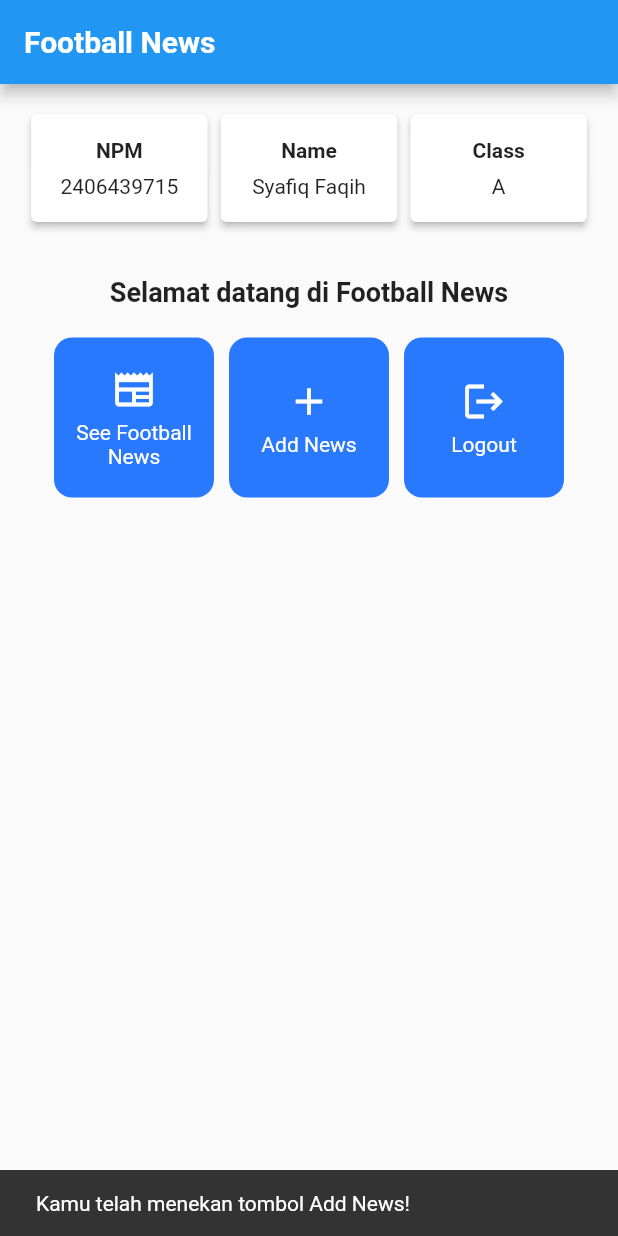
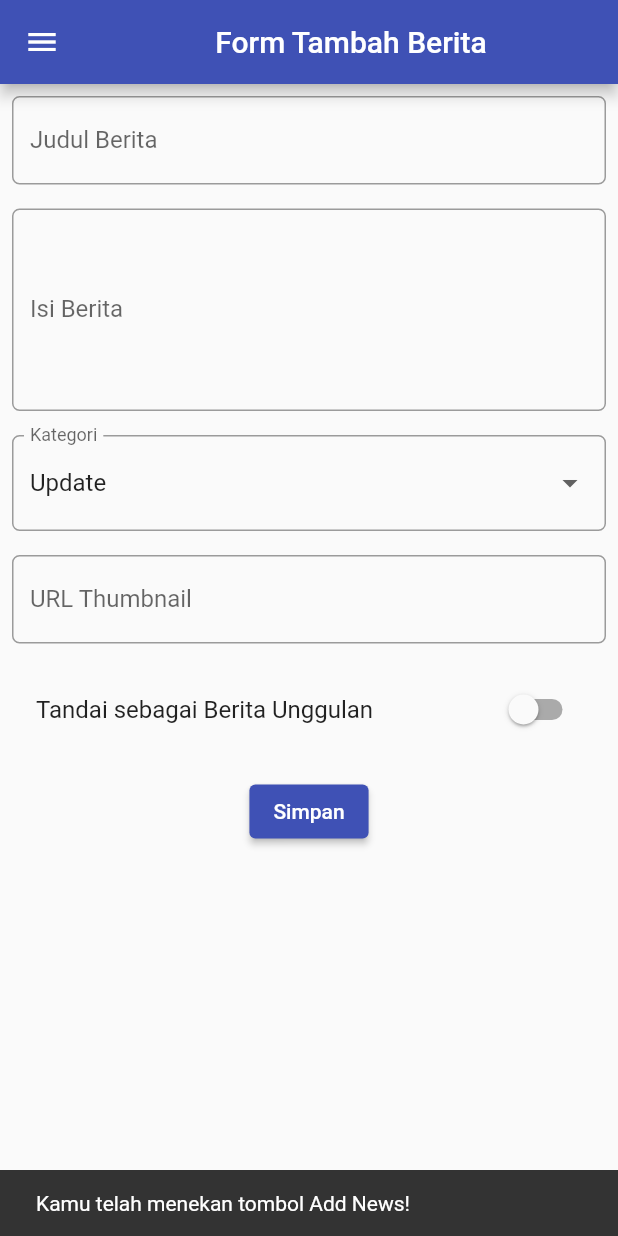
Before and after one commit to syafiq-f/football-news-mobile, a Flutter app: the screen it shows after launch, after a tap on "Add News", on a phone screen of 412 x 824 dp. Run offline on Flutter 3.47's test engine with Material 3 defaults, Android fonts, the phone set to English and light mode, and no system bars.

Commit message:
TUTORIAL 2 DONE

```diff
--- a/lib/main.dart
+++ b/lib/main.dart
@@ -1,5 +1,5 @@
 import 'package:flutter/material.dart';
-import 'package:football_news/menu.dart';
+import 'package:football_news/screens/menu.dart';
 
 void main() {
   runApp(const MyApp());
--- a/lib/menu.dart
+++ /dev/null
@@ -1,166 +0,0 @@
-import 'package:flutter/material.dart';
-class MyHomePage extends StatelessWidget {
-  MyHomePage({super.key});
-
-  final String nama = "Syafiq Faqih";
-  final String npm = "2406439715";
-  final String kelas = "A";
-
-  final List<ItemHomepage> items = [
-    ItemHomepage("See Football News", Icons.newspaper),
-    ItemHomepage("Add News", Icons.add),
-    ItemHomepage("Logout", Icons.logout),
-  ];
-
-  @override
-  Widget build(BuildContext context) {
-    return Scaffold(
-      appBar: AppBar(
-        title: const Text(
-          'Football News',
-          style: TextStyle(
-            color: Colors.white,
-            fontWeight: FontWeight.bold,
-          ),
-        ),
-        backgroundColor: Theme.of(context).colorScheme.primary,
-      ),
-      body: Padding(
-        padding: const EdgeInsets.all(16.0),
-        child: Column(
-          crossAxisAlignment: CrossAxisAlignment.center,
-          children: [
-            Row(
-              mainAxisAlignment: MainAxisAlignment.spaceEvenly,
-              children: [
-                InfoCard(title: 'NPM', content: npm),
-                InfoCard(title: 'Name', content: nama),
-                InfoCard(title: 'Class', content: kelas),
-              ],
-            ),
-
-            const SizedBox(height: 16.0),
-
-            Center(
-              child: Column(
-                children: [
-                  const Padding(
-                    padding: EdgeInsets.only(top: 16.0),
-                    child: Text(
-                      'Selamat datang di Football News',
-                      style: TextStyle(
-                        fontWeight: FontWeight.bold,
-                        fontSize: 18.0,
-                      ),
-                    ),
-                  ),
-
-                  GridView.count(
-                    primary: true,
-                    padding: const EdgeInsets.all(20),
-                    crossAxisSpacing: 10,
-                    mainAxisSpacing: 10,
-                    crossAxisCount: 3,
-                    shrinkWrap: true,
-                    children: items.map((ItemHomepage item) {
-                      return ItemCard(item);
-                    }).toList(),
-                  ),
-                ],
-              ),
-            ),
-          ],
-        ),
-      ),
-    );
-  }
-}
-
-
-class InfoCard extends StatelessWidget {
-  final String title;
-  final String content;
-
-  const InfoCard({super.key, required this.title, required this.content});
-
-  @override
-  Widget build(BuildContext context) {
-    return Card(
-      elevation: 2.0,
-      child: Container(
-        width: MediaQuery.of(context).size.width / 3.5,
-        padding: const EdgeInsets.all(16.0),
-        child: Column(
-          children: [
-            Text(
-              title,
-              style: const TextStyle(fontWeight: FontWeight.bold),
-            ),
-            const SizedBox(height: 8.0),
-            Text(content),
-          ],
-        ),
-      ),
-    );
-  }
-}
-
-
-class ItemHomepage {
-  final String name;
-  final IconData icon;
-
-  ItemHomepage(this.name, this.icon);
-}
-
-// ===================================================================
-// Reusable component: ItemCard
-// ===================================================================
-
-class ItemCard extends StatelessWidget {
-  // Menampilkan kartu dengan ikon dan nama.
-  final ItemHomepage item;
-
-  const ItemCard(this.item, {super.key});
-
-  @override
-  Widget build(BuildContext context) {
-    return Material(
-      color: Theme.of(context).colorScheme.secondary,
-      borderRadius: BorderRadius.circular(12),
-      child: InkWell(
-        onTap: () {
-          // Menampilkan pesan SnackBar saat kartu ditekan.
-          ScaffoldMessenger.of(context)
-            ..hideCurrentSnackBar()
-            ..showSnackBar(
-              SnackBar(
-                content: Text("Kamu telah menekan tombol ${item.name}!"),
-              ),
-            );
-        },
-        child: Container(
-          padding: const EdgeInsets.all(8),
-          child: Center(
-            child: Column(
-              mainAxisAlignment: MainAxisAlignment.center,
-              children: [
-                Icon(
-                  item.icon,
-                  color: Colors.white,
-                  size: 30.0,
-                ),
-                const Padding(padding: EdgeInsets.all(3)),
-                Text(
-                  item.name,
-                  textAlign: TextAlign.center,
-                  style: const TextStyle(color: Colors.white),
-                ),
-              ],
-            ),
-          ),
-        ),
-      ),
-    );
-  }
-}
--- /dev/null
+++ b/lib/screens/menu.dart
@@ -0,0 +1,95 @@
+import 'package:flutter/material.dart';
+import 'package:football_news/widgets/left_drawer.dart';
+import 'package:football_news/widgets/news_card.dart';
+
+class MyHomePage extends StatelessWidget {
+  MyHomePage({super.key});
+
+  final String nama = "Syafiq Faqih";
+  final String npm = "2406439715";
+  final String kelas = "C";
+
+  final List<Map<String, dynamic>> items = [
+    {"name": "See Football News", "icon": Icons.newspaper},
+    {"name": "Add News", "icon": Icons.add},
+    {"name": "Logout", "icon": Icons.logout},
+  ];
+
+  @override
+  Widget build(BuildContext context) {
+    return Scaffold(
+      appBar: AppBar(
+        title: const Text(
+          'Football News',
+          style: TextStyle(color: Colors.white, fontWeight: FontWeight.bold),
+        ),
+        backgroundColor: Theme.of(context).colorScheme.primary,
+      ),
+      drawer: const LeftDrawer(),
+      body: Padding(
+        padding: const EdgeInsets.all(16.0),
+        child: Column(
+          crossAxisAlignment: CrossAxisAlignment.center,
+          children: [
+            // ====== Row InfoCard (NPM, Name, Class) ======
+            Row(
+              mainAxisAlignment: MainAxisAlignment.spaceEvenly,
+              children: [
+                InfoCard(title: "NPM", content: npm),
+                InfoCard(title: "Name", content: nama),
+                InfoCard(title: "Class", content: kelas),
+              ],
+            ),
+
+            const SizedBox(height: 16.0),
+
+            const Text(
+              'Selamat datang di Football News',
+              style: TextStyle(fontWeight: FontWeight.bold, fontSize: 18.0),
+            ),
+
+            const SizedBox(height: 20),
+
+            // ====== Grid Button Menu ======
+            GridView.count(
+              primary: true,
+              padding: const EdgeInsets.all(20),
+              crossAxisSpacing: 10,
+              mainAxisSpacing: 10,
+              crossAxisCount: 3,
+              shrinkWrap: true,
+              children: items
+                  .map((item) => NewsCard(item["name"], item["icon"]))
+                  .toList(),
+            ),
+          ],
+        ),
+      ),
+    );
+  }
+}
+
+class InfoCard extends StatelessWidget {
+  final String title;
+  final String content;
+
+  const InfoCard({super.key, required this.title, required this.content});
+
+  @override
+  Widget build(BuildContext context) {
+    return Card(
+      elevation: 2.0,
+      child: Container(
+        width: MediaQuery.of(context).size.width / 3.5,
+        padding: const EdgeInsets.all(16.0),
+        child: Column(
+          children: [
+            Text(title, style: const TextStyle(fontWeight: FontWeight.bold)),
+            const SizedBox(height: 8.0),
+            Text(content),
+          ],
+        ),
+      ),
+    );
+  }
+}
--- /dev/null
+++ b/lib/screens/newslist_form.dart
@@ -0,0 +1,181 @@
+import 'package:flutter/material.dart';
+import 'package:football_news/widgets/left_drawer.dart';
+
+class NewsFormPage extends StatefulWidget {
+  const NewsFormPage({super.key});
+
+  @override
+  State<NewsFormPage> createState() => _NewsFormPageState();
+}
+
+class _NewsFormPageState extends State<NewsFormPage> {
+  final _formKey = GlobalKey<FormState>();
+  String _title = "";
+  String _content = "";
+  String _category = "update";
+  String _thumbnail = "";
+  bool _isFeatured = false;
+
+  final List<String> _categories = [
+    'transfer',
+    'update',
+    'exclusive',
+    'match',
+    'rumor',
+    'analysis',
+  ];
+
+  @override
+  Widget build(BuildContext context) {
+    return Scaffold(
+      appBar: AppBar(
+        title: const Center(child: Text('Form Tambah Berita')),
+        backgroundColor: Colors.indigo,
+        foregroundColor: Colors.white,
+      ),
+      drawer: const LeftDrawer(),
+      body: Form(
+        key: _formKey,
+        child: SingleChildScrollView(
+          child: Column(
+            crossAxisAlignment: CrossAxisAlignment.start,
+            children: [
+              // === Title ===
+              Padding(
+                padding: const EdgeInsets.all(8.0),
+                child: TextFormField(
+                  decoration: InputDecoration(
+                    hintText: "Judul Berita",
+                    labelText: "Judul Berita",
+                    border: OutlineInputBorder(
+                      borderRadius: BorderRadius.circular(5.0),
+                    ),
+                  ),
+                  onChanged: (String? value) {
+                    setState(() => _title = value!);
+                  },
+                  validator: (value) =>
+                      (value == null || value.isEmpty) ? "Judul tidak boleh kosong!" : null,
+                ),
+              ),
+              // === Content ===
+              Padding(
+                padding: const EdgeInsets.all(8.0),
+                child: TextFormField(
+                  maxLines: 5,
+                  decoration: InputDecoration(
+                    hintText: "Isi Berita",
+                    labelText: "Isi Berita",
+                    border: OutlineInputBorder(
+                      borderRadius: BorderRadius.circular(5.0),
+                    ),
+                  ),
+                  onChanged: (String? value) {
+                    setState(() => _content = value!);
+                  },
+                  validator: (value) =>
+                      (value == null || value.isEmpty) ? "Isi berita tidak boleh kosong!" : null,
+                ),
+              ),
+              // === Category ===
+              Padding(
+                padding: const EdgeInsets.all(8.0),
+                child: DropdownButtonFormField<String>(
+                  decoration: InputDecoration(
+                    labelText: "Kategori",
+                    border: OutlineInputBorder(
+                      borderRadius: BorderRadius.circular(5.0),
+                    ),
+                  ),
+                  value: _category,
+                  items: _categories
+                      .map((cat) => DropdownMenuItem(
+                            value: cat,
+                            child: Text(cat[0].toUpperCase() + cat.substring(1)),
+                          ))
+                      .toList(),
+                  onChanged: (String? newValue) {
+                    setState(() => _category = newValue!);
+                  },
+                ),
+              ),
+              // === Thumbnail ===
+              Padding(
+                padding: const EdgeInsets.all(8.0),
+                child: TextFormField(
+                  decoration: InputDecoration(
+                    hintText: "URL Thumbnail (opsional)",
+                    labelText: "URL Thumbnail",
+                    border: OutlineInputBorder(
+                      borderRadius: BorderRadius.circular(5.0),
+                    ),
+                  ),
+                  onChanged: (String? value) {
+                    setState(() => _thumbnail = value!);
+                  },
+                ),
+              ),
+              // === Is Featured ===
+              Padding(
+                padding: const EdgeInsets.all(8.0),
+                child: SwitchListTile(
+                  title: const Text("Tandai sebagai Berita Unggulan"),
+                  value: _isFeatured,
+                  onChanged: (bool value) {
+                    setState(() => _isFeatured = value);
+                  },
+                ),
+              ),
+              // === Tombol Simpan ===
+              Align(
+                alignment: Alignment.bottomCenter,
+                child: Padding(
+                  padding: const EdgeInsets.all(8.0),
+                  child: ElevatedButton(
+                    style: ButtonStyle(
+                        backgroundColor:
+                            MaterialStateProperty.all(Colors.indigo)),
+                    onPressed: () {
+                      if (_formKey.currentState!.validate()) {
+                        showDialog(
+                          context: context,
+                          builder: (context) {
+                            return AlertDialog(
+                              title:
+                                  const Text('Berita berhasil disimpan!'),
+                              content: SingleChildScrollView(
+                                child: Column(
+                                  crossAxisAlignment: CrossAxisAlignment.start,
+                                  children: [
+                                    Text('Judul: $_title'),
+                                    Text('Isi: $_content'),
+                                    Text('Kategori: $_category'),
+                                    Text('Thumbnail: $_thumbnail'),
+                                    Text(
+                                        'Unggulan: ${_isFeatured ? "Ya" : "Tidak"}'),
+                                  ],
+                                ),
+                              ),
+                              actions: [
+                                TextButton(
+                                  child: const Text('OK'),
+                                  onPressed: () => Navigator.pop(context),
+                                ),
+                              ],
+                            );
+                          },
+                        );
+                        _formKey.currentState!.reset();
+                      }
+                    },
+                    child: const Text("Simpan", style: TextStyle(color: Colors.white)),
+                  ),
+                ),
+              ),
+            ],
+          ),
+        ),
+      ),
+    );
+  }
+}
--- /dev/null
+++ b/lib/widgets/left_drawer.dart
@@ -0,0 +1,63 @@
+import 'package:flutter/material.dart';
+import 'package:football_news/screens/menu.dart';
+import 'package:football_news/screens/newslist_form.dart';
+
+class LeftDrawer extends StatelessWidget {
+  const LeftDrawer({super.key});
+
+  @override
+  Widget build(BuildContext context) {
+    return Drawer(
+      child: ListView(
+        children: [
+          const DrawerHeader(
+            decoration: BoxDecoration(color: Colors.blue),
+            child: Column(
+              children: [
+                Text(
+                  'Football News',
+                  style: TextStyle(
+                    fontSize: 30,
+                    fontWeight: FontWeight.bold,
+                    color: Colors.white,
+                  ),
+                ),
+                SizedBox(height: 10),
+                Text(
+                  "Seluruh berita sepak bola terkini di sini!",
+                  textAlign: TextAlign.center,
+                  style: TextStyle(fontSize: 15, color: Colors.white),
+                ),
+              ],
+            ),
+          ),
+          ListTile(
+            leading: const Icon(Icons.home_outlined),
+            title: const Text('Home'),
+            onTap: () {
+              Navigator.pushReplacement(
+                context,
+                MaterialPageRoute(builder: (context) => MyHomePage()),
+              );
+            },
+          ),
+          ListTile(
+            leading: const Icon(Icons.post_add),
+            title: const Text('Add News'),
+            onTap: () {
+              Navigator.pushReplacement(
+                context,
+                MaterialPageRoute(builder: (context) => const NewsFormPage()),
+              );
+            },
+          ),
+          ListTile(
+            leading: const Icon(Icons.logout),
+            title: const Text('Logout'),
+            onTap: () {},
+          ),
+        ],
+      ),
+    );
+  }
+}
--- /dev/null
+++ b/lib/widgets/news_card.dart
@@ -0,0 +1,52 @@
+import 'package:flutter/material.dart';
+import 'package:football_news/screens/newslist_form.dart';
+
+class NewsCard extends StatelessWidget {
+  final String name;
+  final IconData icon;
+
+  const NewsCard(this.name, this.icon, {super.key});
+
+  @override
+  Widget build(BuildContext context) {
+    return Material(
+      color: Theme.of(context).colorScheme.secondary,
+      borderRadius: BorderRadius.circular(12),
+      child: InkWell(
+        onTap: () {
+          // Menampilkan SnackBar
+          ScaffoldMessenger.of(context)
+            ..hideCurrentSnackBar()
+            ..showSnackBar(
+              SnackBar(content: Text("Kamu telah menekan tombol $name!")),
+            );
+
+          // Navigasi ke halaman form jika tombol Add News ditekan
+          if (name == "Add News") {
+            Navigator.push(
+              context,
+              MaterialPageRoute(builder: (context) => const NewsFormPage()),
+            );
+          }
+        },
+        child: Container(
+          padding: const EdgeInsets.all(8),
+          child: Center(
+            child: Column(
+              mainAxisAlignment: MainAxisAlignment.center,
+              children: [
+                Icon(icon, color: Colors.white, size: 30.0),
+                const SizedBox(height: 6),
+                Text(
+                  name,
+                  textAlign: TextAlign.center,
+                  style: const TextStyle(color: Colors.white),
+                ),
+              ],
+            ),
+          ),
+        ),
+      ),
+    );
+  }
+}
```
